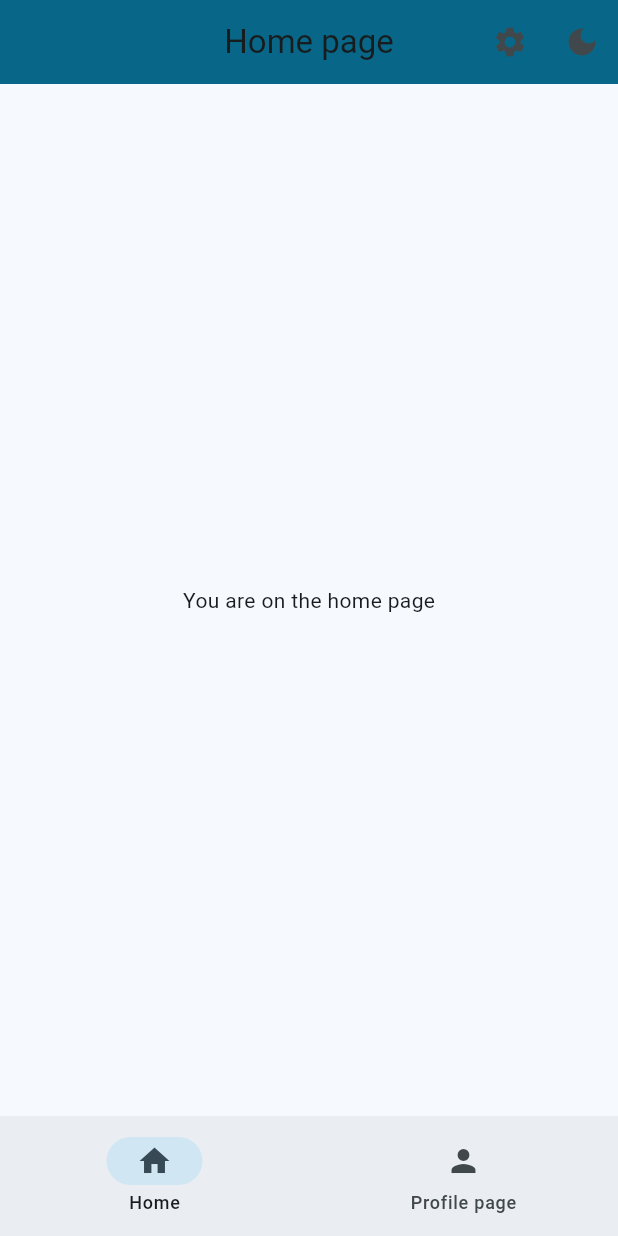
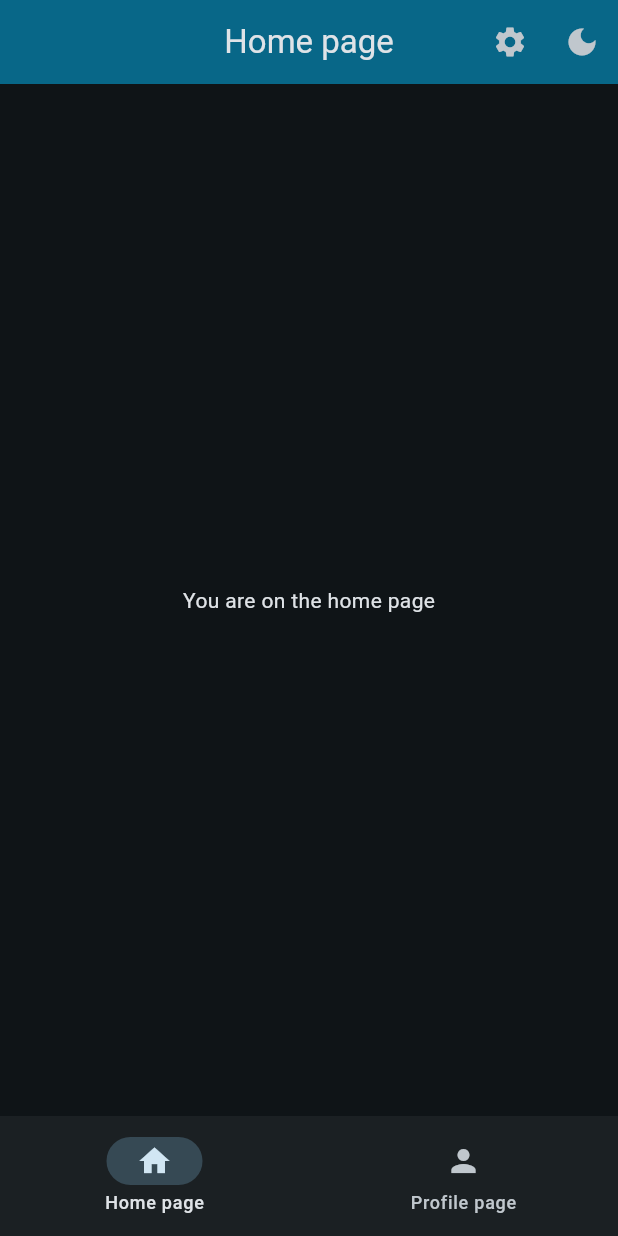
Before and after one commit to Sudo-Victor-Victory/ecg_app, a Flutter app: the screen it shows after launch, after a tap on "Go to home", on a phone screen of 412 x 824 dp. Run offline on Flutter 3.47's test engine with Material 3 defaults, Android fonts, the phone set to English and light mode, and no system bars.

Commit message:
Added simple light mode switching, and modified navbar and widget tree so that only widget_tree uses a ValueListenableBuilder to maintian a single source of truth

```diff
--- a/lib/data/classes/notifiers.dart
+++ b/lib/data/classes/notifiers.dart
@@ -1,3 +1,4 @@
 import 'package:flutter/material.dart';
 
+ValueNotifier<bool> isDarkModeNotifier = ValueNotifier(true);
 ValueNotifier<int> selectedPageNotifier = ValueNotifier(0);
--- a/lib/main.dart
+++ b/lib/main.dart
@@ -1,3 +1,4 @@
+import 'package:ecg_app/data/classes/notifiers.dart';
 import 'package:flutter/material.dart';
 import 'package:ecg_app/views/pages/sign_up.dart';
 
@@ -20,14 +21,22 @@ class _MyAppState extends State<MyApp> {
 
   @override
   Widget build(BuildContext context) {
+    return ValueListenableBuilder(
+      valueListenable: isDarkModeNotifier,
+      builder: (context, isDarkMode, child) {
         return MaterialApp(
           title: 'ECG app',
           // Removes the ugly debug banner
           debugShowCheckedModeBanner: false,
           theme: ThemeData(
-        colorScheme: ColorScheme.fromSeed(seedColor: Color(0xFF086788)),
+            colorScheme: ColorScheme.fromSeed(
+              seedColor: Color(0xFF086788),
+              brightness: isDarkMode ? Brightness.dark : Brightness.light,
+            ),
           ),
           home: SignUpPage(),
         );
+      },
+    );
   }
 }
--- a/lib/views/widgets/navbar_widget.dart
+++ b/lib/views/widgets/navbar_widget.dart
@@ -1,28 +1,24 @@
-import 'package:ecg_app/data/classes/notifiers.dart';
+import 'package:ecg_app/views/widgets/widget_tree.dart';
 import 'package:flutter/material.dart';
 
 class NavbarWidget extends StatelessWidget {
-  const NavbarWidget({super.key});
-
+  final int selectedIndex;
+  final ValueChanged<int> onDestinationSelected;
+  const NavbarWidget({
+    super.key,
+    required this.selectedIndex,
+    required this.onDestinationSelected,
+  });
   @override
   Widget build(BuildContext context) {
-    return ValueListenableBuilder(
-      valueListenable: selectedPageNotifier,
-      builder: (context, selectedPage, child) {
-        return NavigationBar(
-          destinations: [
-            NavigationDestination(icon: Icon(Icons.home), label: "Home"),
-            NavigationDestination(
-              icon: Icon(Icons.person),
-              label: "Profile page",
-            ),
-          ],
-          onDestinationSelected: (int value) {
-            selectedPageNotifier.value = value;
-          },
-          selectedIndex: selectedPage,
-        );
-      },
+    return NavigationBar(
+      destinations: [
+        for (var page in navbarPages)
+          NavigationDestination(icon: Icon(page.icon), label: page.title),
+      ],
+
+      selectedIndex: selectedIndex,
+      onDestinationSelected: onDestinationSelected,
     );
   }
 }
--- a/lib/views/widgets/widget_tree.dart
+++ b/lib/views/widgets/widget_tree.dart
@@ -9,10 +9,15 @@ class PageConfig {
   final String title;
   final Color color;
   final Widget page;
+  final IconData icon;
+  final Text label;
+
   const PageConfig({
     required this.title,
     required this.color,
     required this.page,
+    required this.icon,
+    required this.label,
   });
 }
 
@@ -21,11 +26,16 @@ final List<PageConfig> navbarPages = [
     title: "Home page",
     color: const Color(0xFF086788),
     page: HomePage(appBarTitle: "Home page", appBarColor: Color(0xFF086788)),
+    icon: Icons.home,
+    label: Text("Home page"),
   ),
+
   PageConfig(
     title: "Profile page",
     color: Colors.green,
     page: const Center(child: Text("Profile page")),
+    icon: Icons.person,
+    label: Text("Profile page"),
   ),
 ];
 
@@ -49,11 +59,20 @@ class WidgetTree extends StatelessWidget {
             centerTitle: true,
             actions: [
               IconButton(onPressed: () {}, icon: const Icon(Icons.settings)),
-              IconButton(onPressed: () {}, icon: const Icon(Icons.dark_mode)),
+              IconButton(
+                onPressed: () {
+                  isDarkModeNotifier.value = !isDarkModeNotifier.value;
+                },
+                icon: const Icon(Icons.dark_mode),
+              ),
             ],
           ),
           body: config.page,
-          bottomNavigationBar: const NavbarWidget(),
+          bottomNavigationBar: NavbarWidget(
+            selectedIndex: selectedPage,
+            onDestinationSelected: (newSelectedPage) =>
+                selectedPageNotifier.value = newSelectedPage,
+          ),
         );
       },
     );
```
Lines whose indentation alone changed are shown as unchanged.
